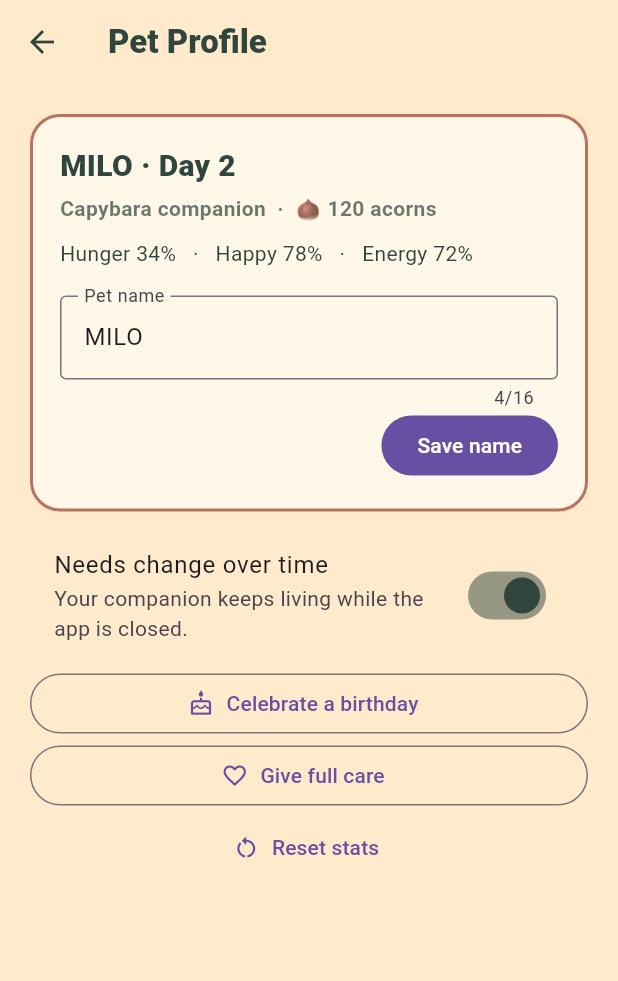
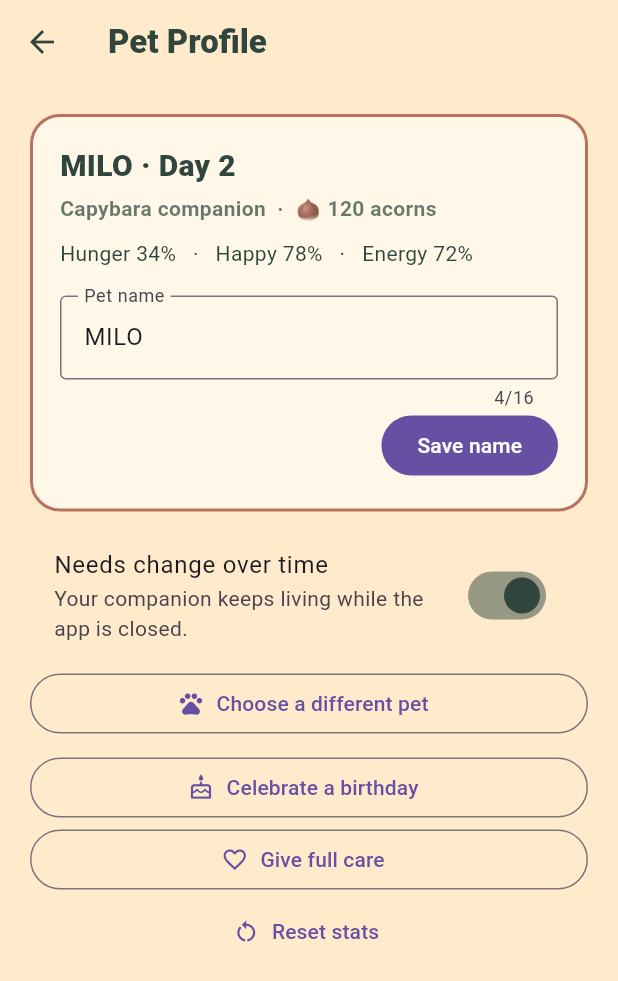
Before and after one commit to Num1s/Pocket-Pals, a Flutter app: the SettingsScreen screen opened directly, after a tap on "Celebrate a birthday", on a phone screen of 412 x 824 dp. Shown: the top 981 px of the screen. Run offline on Flutter 3.47's test engine with Material 3 defaults, Android fonts, the phone set to English and light mode, and no system bars; our stand-ins replace flutter_local_notifications, flutter_riverpod, flutter_timezone, shared_preferences, timezone; accounts and stored records are empty.

Commit message:
feat: allow changing companion

```diff
--- a/lib/screens/settings_screen.dart
+++ b/lib/screens/settings_screen.dart
@@ -4,6 +4,7 @@ import 'package:flutter_riverpod/flutter_riverpod.dart';
 import '../models/pet_catalog.dart';
 import '../providers/pet_provider.dart';
 import '../themes/app_colors.dart';
+import 'pet_selection_screen.dart';
 
 class SettingsScreen extends ConsumerStatefulWidget {
   const SettingsScreen({super.key});
@@ -121,6 +122,17 @@ class _SettingsScreenState extends ConsumerState<SettingsScreen> {
             ),
             const SizedBox(height: 8),
             OutlinedButton.icon(
+              onPressed: () => Navigator.push(
+                context,
+                MaterialPageRoute<void>(
+                  builder: (_) => const PetSelectionScreen(),
+                ),
+              ),
+              icon: const Icon(Icons.pets_rounded),
+              label: const Text('Choose a different pet'),
+            ),
+            const SizedBox(height: 8),
+            OutlinedButton.icon(
               onPressed: () => ref.read(petProvider.notifier).incrementAge(),
               icon: const Icon(Icons.cake_outlined),
               label: const Text('Celebrate a birthday'),
```
